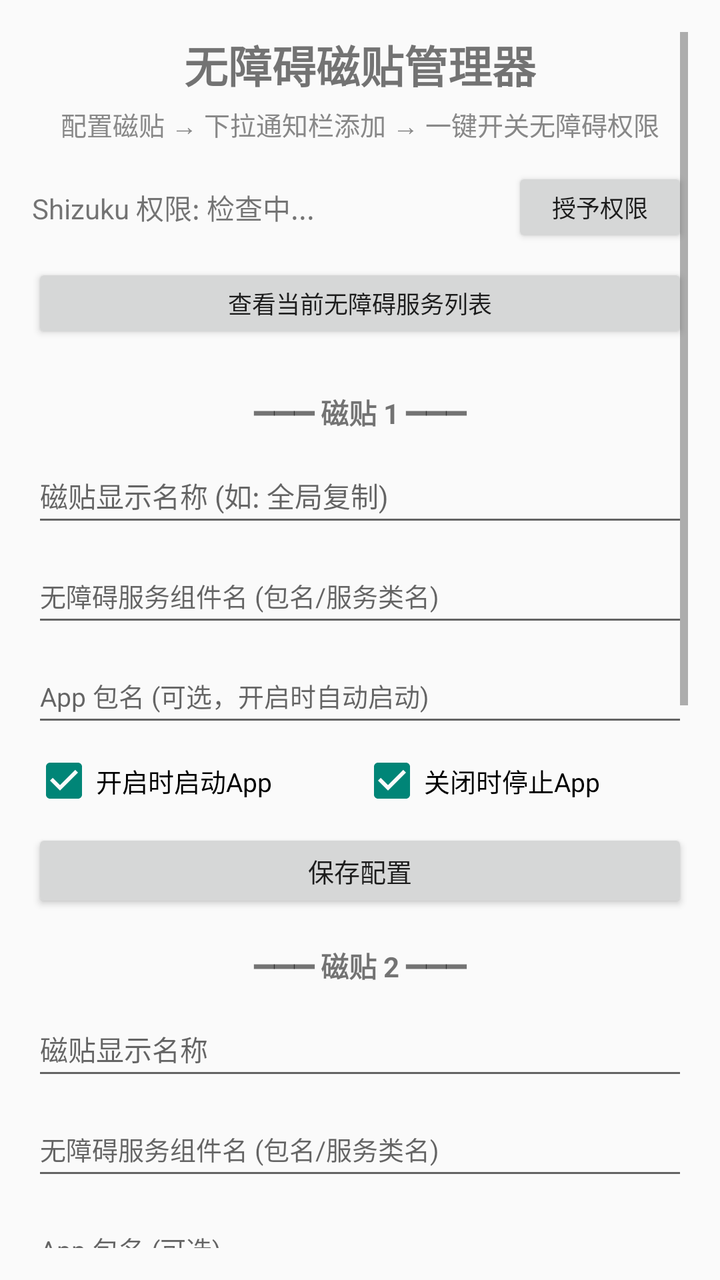
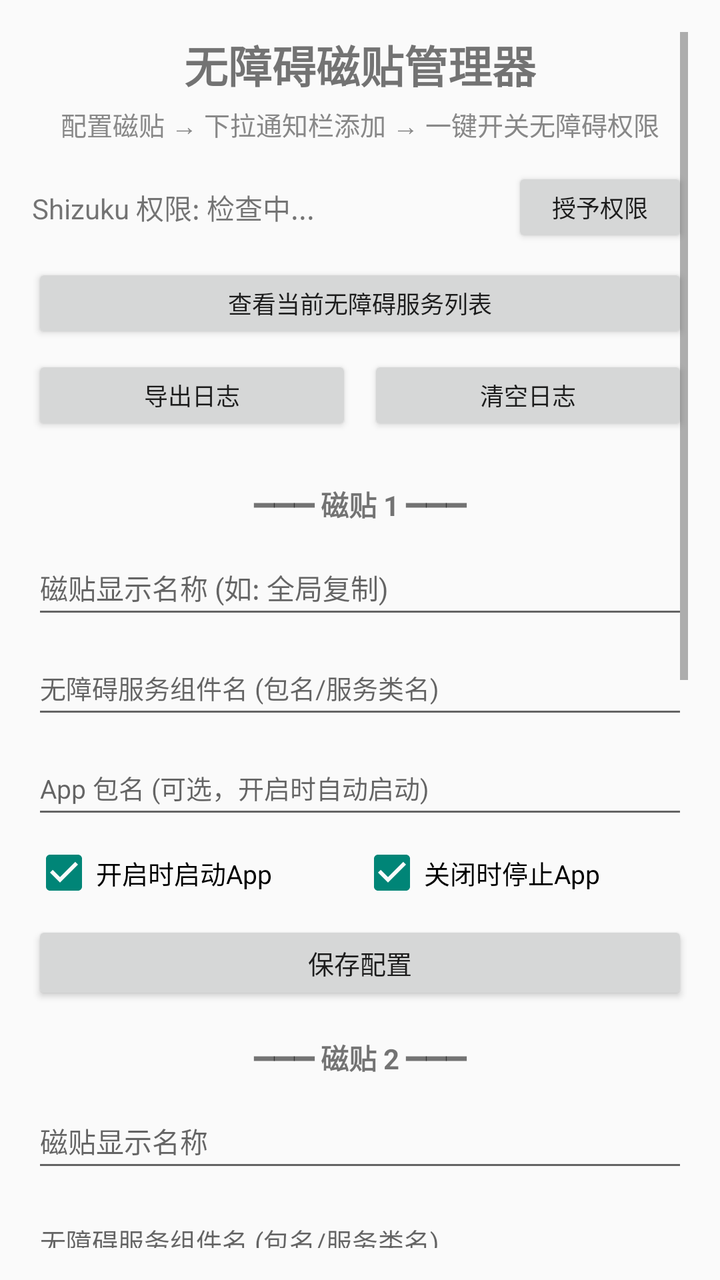

Screens rendered from an Android XML layout before and after an edit, with the pre-edit source and the edit as a unified diff.
<!-- AndroidManifest.xml: application theme android:Theme.Material.Light -->
<!-- res/layout/activity_settings.xml -->
<?xml version="1.0" encoding="utf-8"?>
<ScrollView xmlns:android="http://schemas.android.com/apk/res/android"
    android:layout_width="match_parent"
    android:layout_height="match_parent"
    android:padding="16dp">

    <LinearLayout
        android:layout_width="match_parent"
        android:layout_height="wrap_content"
        android:orientation="vertical"
        android:gravity="center_horizontal">

        
        <TextView
            android:layout_width="wrap_content"
            android:layout_height="wrap_content"
            android:text="无障碍磁贴管理器"
            android:textSize="22sp"
            android:textStyle="bold"
            android:layout_marginBottom="4dp" />

        <TextView
            android:layout_width="wrap_content"
            android:layout_height="wrap_content"
            android:text="配置磁贴 → 下拉通知栏添加 → 一键开关无障碍权限"
            android:textSize="13sp"
            android:textColor="#888888"
            android:layout_marginBottom="12dp" />

        
        <LinearLayout
            android:layout_width="match_parent"
            android:layout_height="wrap_content"
            android:orientation="horizontal"
            android:gravity="center_vertical"
            android:layout_marginBottom="8dp">

            <TextView
                android:id="@+id/tv_shizuku_status"
                android:layout_width="0dp"
                android:layout_height="wrap_content"
                android:layout_weight="1"
                android:text="Shizuku 权限: 检查中..."
                android:textSize="14sp" />

            <Button
                android:id="@+id/btn_request_shizuku"
                android:layout_width="wrap_content"
                android:layout_height="40dp"
                android:text="授予权限"
                android:textSize="12sp" />
        </LinearLayout>

        <Button
            android:id="@+id/btn_show_services"
            android:layout_width="match_parent"
            android:layout_height="40dp"
            android:text="查看当前无障碍服务列表"
            android:textSize="12sp"
            android:layout_marginBottom="16dp" />

        
        <TextView
            android:layout_width="match_parent"
            android:layout_height="wrap_content"
            android:text="━━━ 磁贴 1 ━━━"
            android:textSize="14sp"
            android:textStyle="bold"
            android:gravity="center"
            android:layout_marginTop="8dp"
            android:layout_marginBottom="8dp" />
        <EditText android:id="@+id/et_label_0" android:layout_width="match_parent" android:layout_height="44dp" android:hint="磁贴显示名称 (如: 全局复制)" android:textSize="14sp" android:inputType="text" android:singleLine="true" android:layout_marginBottom="6dp"/>
        <EditText android:id="@+id/et_service_0" android:layout_width="match_parent" android:layout_height="44dp" android:hint="无障碍服务组件名 (包名/服务类名)" android:textSize="13sp" android:inputType="text" android:singleLine="true" android:layout_marginBottom="6dp"/>
        <EditText android:id="@+id/et_app_0" android:layout_width="match_parent" android:layout_height="44dp" android:hint="App 包名 (可选，开启时自动启动)" android:textSize="13sp" android:inputType="text" android:singleLine="true" android:layout_marginBottom="6dp"/>
        <LinearLayout android:layout_width="match_parent" android:layout_height="wrap_content" android:orientation="horizontal" android:layout_marginBottom="8dp">
            <CheckBox android:id="@+id/cb_launch_0" android:layout_width="0dp" android:layout_height="wrap_content" android:layout_weight="1" android:text="开启时启动App" android:textSize="13sp" android:checked="true"/>
            <CheckBox android:id="@+id/cb_stop_0" android:layout_width="0dp" android:layout_height="wrap_content" android:layout_weight="1" android:text="关闭时停止App" android:textSize="13sp" android:checked="true"/>
        </LinearLayout>
        <Button android:id="@+id/btn_save_0" android:layout_width="match_parent" android:layout_height="42dp" android:text="保存配置" android:textSize="13sp" />

        
        <TextView android:layout_width="match_parent" android:layout_height="wrap_content" android:text="━━━ 磁贴 2 ━━━" android:textSize="14sp" android:textStyle="bold" android:gravity="center" android:layout_marginTop="16dp" android:layout_marginBottom="8dp"/>
        <EditText android:id="@+id/et_label_1" android:layout_width="match_parent" android:layout_height="44dp" android:hint="磁贴显示名称" android:textSize="14sp" android:inputType="text" android:singleLine="true" android:layout_marginBottom="6dp"/>
        <EditText android:id="@+id/et_service_1" android:layout_width="match_parent" android:layout_height="44dp" android:hint="无障碍服务组件名 (包名/服务类名)" android:textSize="13sp" android:inputType="text" android:singleLine="true" android:layout_marginBottom="6dp"/>
        <EditText android:id="@+id/et_app_1" android:layout_width="match_parent" android:layout_height="44dp" android:hint="App 包名 (可选)" android:textSize="13sp" android:inputType="text" android:singleLine="true" android:layout_marginBottom="6dp"/>
        <LinearLayout android:layout_width="match_parent" android:layout_height="wrap_content" android:orientation="horizontal" android:layout_marginBottom="8dp">
            <CheckBox android:id="@+id/cb_launch_1" android:layout_width="0dp" android:layout_height="wrap_content" android:layout_weight="1" android:text="开启时启动App" android:textSize="13sp" android:checked="true"/>
            <CheckBox android:id="@+id/cb_stop_1" android:layout_width="0dp" android:layout_height="wrap_content" android:layout_weight="1" android:text="关闭时停止App" android:textSize="13sp" android:checked="true"/>
        </LinearLayout>
        <Button android:id="@+id/btn_save_1" android:layout_width="match_parent" android:layout_height="42dp" android:text="保存配置" android:textSize="13sp" />

        
        <TextView android:layout_width="match_parent" android:layout_height="wrap_content" android:text="━━━ 磁贴 3 ━━━" android:textSize="14sp" android:textStyle="bold" android:gravity="center" android:layout_marginTop="16dp" android:layout_marginBottom="8dp"/>
        <EditText android:id="@+id/et_label_2" android:layout_width="match_parent" android:layout_height="44dp" android:hint="磁贴显示名称" android:textSize="14sp" android:inputType="text" android:singleLine="true" android:layout_marginBottom="6dp"/>
        <EditText android:id="@+id/et_service_2" android:layout_width="match_parent" android:layout_height="44dp" android:hint="无障碍服务组件名 (包名/服务类名)" android:textSize="13sp" android:inputType="text" android:singleLine="true" android:layout_marginBottom="6dp"/>
        <EditText android:id="@+id/et_app_2" android:layout_width="match_parent" android:layout_height="44dp" android:hint="App 包名 (可选)" android:textSize="13sp" android:inputType="text" android:singleLine="true" android:layout_marginBottom="6dp"/>
        <LinearLayout android:layout_width="match_parent" android:layout_height="wrap_content" android:orientation="horizontal" android:layout_marginBottom="8dp">
            <CheckBox android:id="@+id/cb_launch_2" android:layout_width="0dp" android:layout_height="wrap_content" android:layout_weight="1" android:text="开启时启动App" android:textSize="13sp" android:checked="true"/>
            <CheckBox android:id="@+id/cb_stop_2" android:layout_width="0dp" android:layout_height="wrap_content" android:layout_weight="1" android:text="关闭时停止App" android:textSize="13sp" android:checked="true"/>
        </LinearLayout>
        <Button android:id="@+id/btn_save_2" android:layout_width="match_parent" android:layout_height="42dp" android:text="保存配置" android:textSize="13sp" />

        
        <TextView
            android:layout_width="match_parent"
            android:layout_height="wrap_content"
            android:layout_marginTop="24dp"
            android:textSize="12sp"
            android:textColor="#999999"
            android:text="使用说明:\n1. 先安装并启动 Shizuku\n2. 点击「授予权限」授予 WRITE_SECURE_SETTINGS 权限\n3. 填写无障碍服务组件名（格式: 包名/服务类名）\n4. 可选填 App 包名，开启时自动启动\n5. 保存后，下拉通知栏 → 编辑快捷开关 → 添加「无障碍 N」\n6. 点击磁贴即可一键开启/关闭无障碍权限" />

    </LinearLayout>
</ScrollView>
<!-- resources referenced by this layout -->
<resources>

</resources>

<!-- the commit's change to res/layout/activity_settings.xml (unified diff, before → after) -->
@@ -57,7 +57,32 @@
             android:layout_height="40dp"
             android:text="查看当前无障碍服务列表"
             android:textSize="12sp"
-            android:layout_marginBottom="16dp" />
+            android:layout_marginBottom="6dp" />
+
+        <LinearLayout
+            android:layout_width="match_parent"
+            android:layout_height="wrap_content"
+            android:orientation="horizontal"
+            android:layout_marginBottom="16dp">
+
+            <Button
+                android:id="@+id/btn_export_log"
+                android:layout_width="0dp"
+                android:layout_height="40dp"
+                android:layout_weight="1"
+                android:text="导出日志"
+                android:textSize="12sp"
+                android:layout_marginEnd="4dp" />
+
+            <Button
+                android:id="@+id/btn_clear_log"
+                android:layout_width="0dp"
+                android:layout_height="40dp"
+                android:layout_weight="1"
+                android:text="清空日志"
+                android:textSize="12sp"
+                android:layout_marginStart="4dp" />
+        </LinearLayout>
 
         
         <TextView
